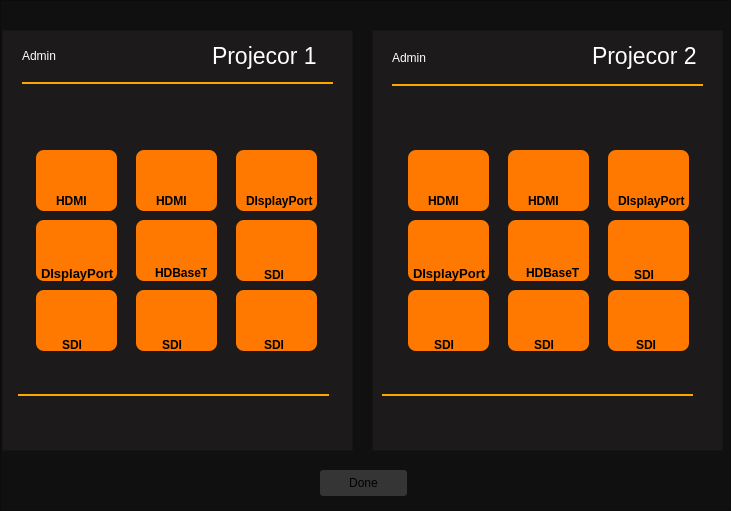
Above: mainwindow.ui from Walter0b/Projector_remote_control before the change. Below: the same form after it.
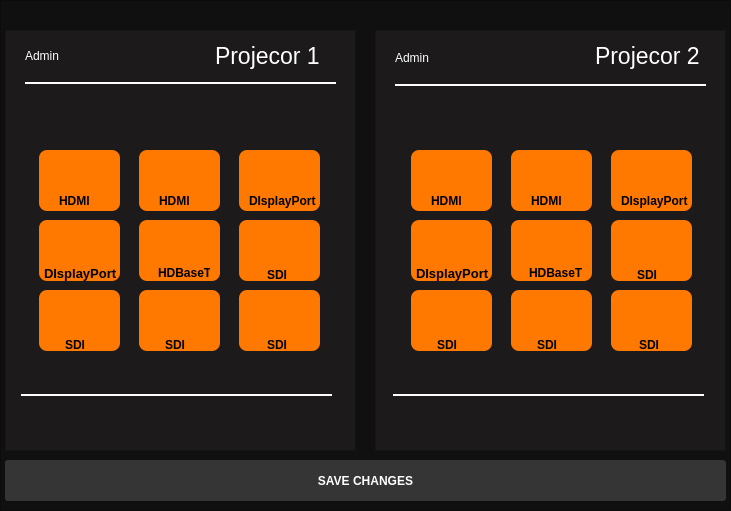
That is the form after the change. The open tabs and pages were chosen to show the change. Icons and pictures are not drawn.

Diff of the .ui file:
```diff
--- a/mainwindow.ui
+++ b/mainwindow.ui
@@ -2045,7 +2045,7 @@
      <widget class="QFrame" name="frame_7">
       <property name="geometry">
        <rect>
-        <x>382</x>
+        <x>385</x>
         <y>30</y>
         <width>351</width>
         <height>421</height>
@@ -2083,7 +2083,7 @@
        </property>
        <property name="styleSheet">
         <string notr="true">border: none;
-border-bottom: 2px solid orange;</string>
+border-bottom: 2px solid white;</string>
        </property>
        <property name="orientation">
         <enum>Qt::Horizontal</enum>
@@ -2121,7 +2121,7 @@
       <widget class="Line" name="line_8">
        <property name="geometry">
         <rect>
-         <x>10</x>
+         <x>18</x>
          <y>350</y>
          <width>311</width>
          <height>16</height>
@@ -2135,7 +2135,7 @@
        </property>
        <property name="styleSheet">
         <string notr="true">border: none;
-border-bottom: 2px solid orange;</string>
+border-bottom: 2px solid white;</string>
        </property>
        <property name="orientation">
         <enum>Qt::Horizontal</enum>
@@ -2869,7 +2869,7 @@
      <widget class="QFrame" name="frame_6">
       <property name="geometry">
        <rect>
-        <x>12</x>
+        <x>15</x>
         <y>30</y>
         <width>351</width>
         <height>421</height>
@@ -2907,7 +2907,7 @@
        </property>
        <property name="styleSheet">
         <string notr="true">border: none;
-border-bottom: 2px solid orange;</string>
+border-bottom: 2px solid white;</string>
        </property>
        <property name="orientation">
         <enum>Qt::Horizontal</enum>
@@ -2960,7 +2960,7 @@
        </property>
        <property name="styleSheet">
         <string notr="true">border: none;
-border-bottom: 2px solid orange;</string>
+border-bottom: 2px solid white;</string>
        </property>
        <property name="orientation">
         <enum>Qt::Horizontal</enum>
@@ -2994,7 +2994,7 @@
        <property name="geometry">
         <rect>
          <x>234</x>
-         <y>120</y>
+         <y>130</y>
          <width>81</width>
          <height>61</height>
         </rect>
@@ -3713,19 +3713,21 @@
       <widget class="QPushButton" name="pushButton">
        <property name="geometry">
         <rect>
-         <x>320</x>
-         <y>470</y>
-         <width>87</width>
-         <height>26</height>
+         <x>5</x>
+         <y>460</y>
+         <width>721</width>
+         <height>41</height>
         </rect>
        </property>
        <property name="styleSheet">
         <string notr="true">background-color: rgb(53, 53, 53);
 border: none;
-border-radius: 3px;</string>
+border-radius: 3px;
+color: #fff;
+font-weight: bold;</string>
        </property>
        <property name="text">
-        <string>Done</string>
+        <string>SAVE CHANGES</string>
        </property>
       </widget>
      </widget>
```
Left out of the diff: 179 changed lines with no effect on the pictures.
